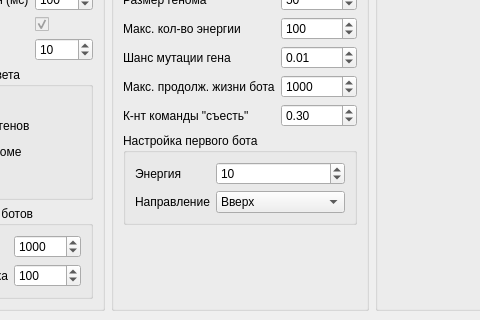
TomasGlgg/QGenetic, file mainwindow.ui: the form before one commit; both pictures show x 149 to 629 and y 298 to 618 of the 1226 by 618 pixel window.
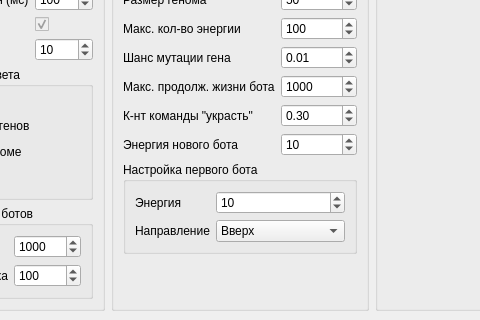
The form after the commit. Custom widgets are drawn as their Qt base class.

Patch:
```diff
--- a/mainwindow.ui
+++ b/mainwindow.ui
@@ -486,7 +486,7 @@
           <string>&lt;html&gt;&lt;head/&gt;&lt;body&gt;&lt;p&gt;Коэффициент команды &amp;quot;съесть&amp;quot; - коэффициент для расчета силы команды eat, по формуле&lt;/p&gt;&lt;p&gt;eat_power = max_energy * eat_k&lt;/p&gt;&lt;/body&gt;&lt;/html&gt;</string>
          </property>
          <property name="text">
-          <string>К-нт команды &quot;съесть&quot;</string>
+          <string>К-нт команды &quot;украсть&quot;</string>
          </property>
         </widget>
        </item>
@@ -503,7 +503,7 @@
          </property>
         </widget>
        </item>
-       <item row="5" column="0" colspan="2">
+       <item row="6" column="0" colspan="2">
         <widget class="QGroupBox" name="groupBox_7">
          <property name="title">
           <string>Настройка первого бота</string>
@@ -583,6 +583,26 @@
          </layout>
         </widget>
        </item>
+       <item row="5" column="0">
+        <widget class="QLabel" name="label_27">
+         <property name="text">
+          <string>Энергия нового бота</string>
+         </property>
+        </widget>
+       </item>
+       <item row="5" column="1">
+        <widget class="QSpinBox" name="new_bot_energy">
+         <property name="minimum">
+          <number>1</number>
+         </property>
+         <property name="maximum">
+          <number>10000</number>
+         </property>
+         <property name="value">
+          <number>10</number>
+         </property>
+        </widget>
+       </item>
       </layout>
      </widget>
     </item>
```
